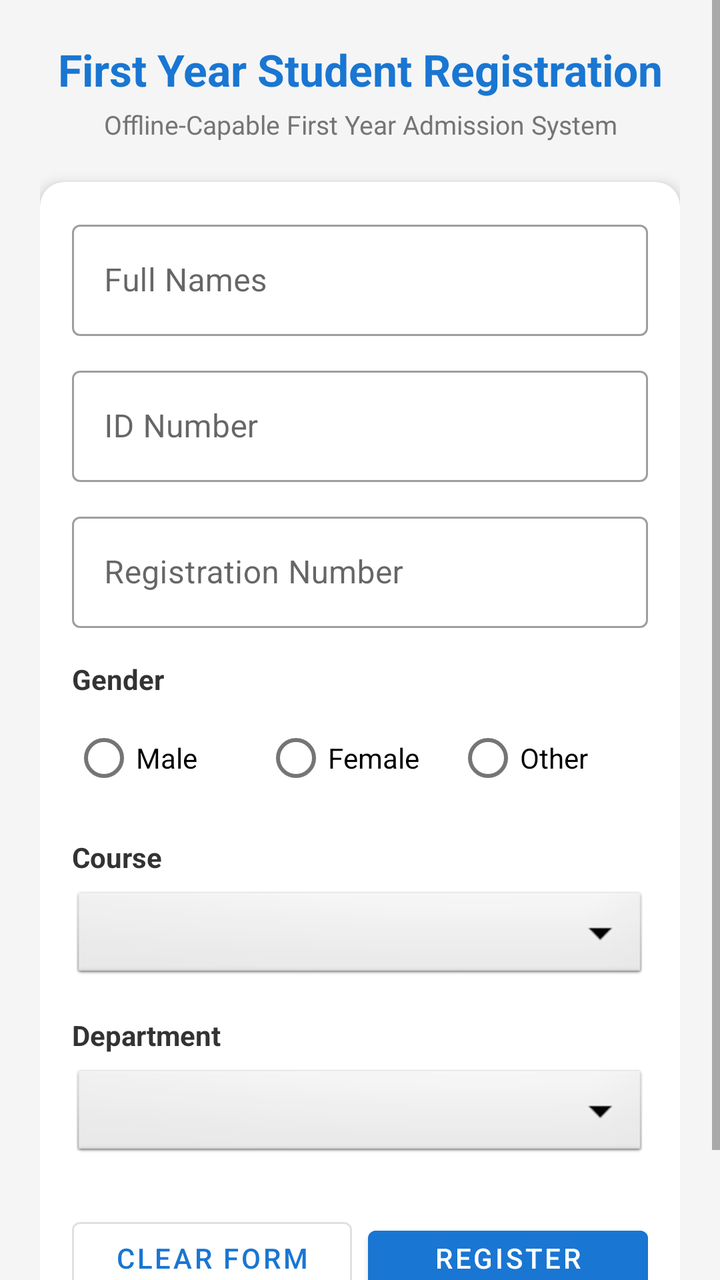
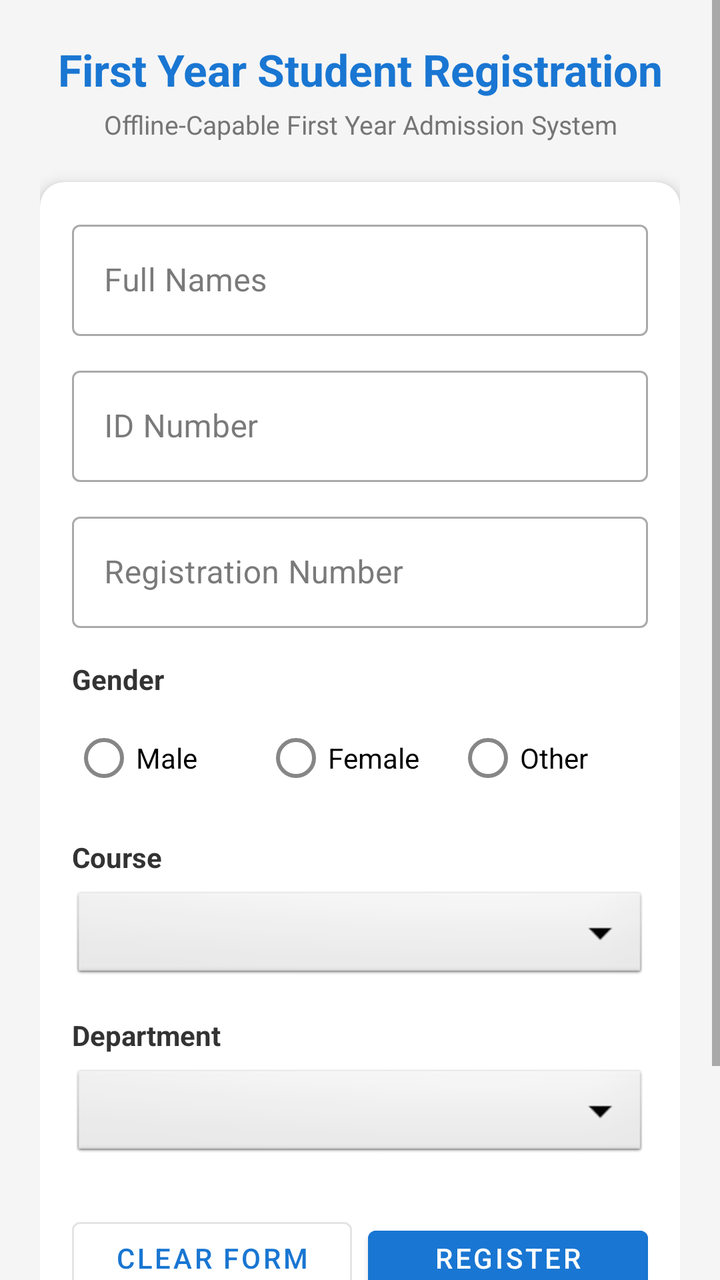

Before-and-after screenshots of an Android layout around one commit, followed by the original layout XML and the change that was made.
<!-- AndroidManifest.xml: application theme Theme.Student_Registration -->
<!-- res/layout/activity_main.xml -->
<?xml version="1.0" encoding="utf-8"?>
<ScrollView xmlns:android="http://schemas.android.com/apk/res/android"
    xmlns:app="http://schemas.android.com/apk/res-auto"
    xmlns:tools="http://schemas.android.com/tools"
    android:layout_width="match_parent"
    android:layout_height="match_parent"
    android:fillViewport="true"
    android:background="#F5F5F5"
    tools:context=".MainActivity">

    <LinearLayout
        android:layout_width="match_parent"
        android:layout_height="wrap_content"
        android:orientation="vertical"
        android:padding="20dp">

        <TextView
            android:id="@+id/tvHeader"
            android:layout_width="match_parent"
            android:layout_height="wrap_content"
            android:text="@string/header_registration"
            android:textSize="22sp"
            android:textStyle="bold"
            android:textColor="#1976D2"
            android:gravity="center"
            android:layout_marginBottom="4dp" />

        <TextView
            android:id="@+id/tvSubHeader"
            android:layout_width="match_parent"
            android:layout_height="wrap_content"
            android:text="Offline-Capable First Year Admission System"
            android:textSize="13sp"
            android:textColor="#757575"
            android:gravity="center"
            android:layout_marginBottom="20dp" />

        <com.google.android.material.card.MaterialCardView
            android:layout_width="match_parent"
            android:layout_height="wrap_content"
            app:cardCornerRadius="12dp"
            app:cardElevation="4dp"
            app:cardBackgroundColor="#FFFFFF"
            android:layout_marginBottom="16dp">

            <LinearLayout
                android:layout_width="match_parent"
                android:layout_height="wrap_content"
                android:orientation="vertical"
                android:padding="16dp">

                
                <com.google.android.material.textfield.TextInputLayout
                    android:id="@+id/tilFullNames"
                    style="@style/Widget.MaterialComponents.TextInputLayout.OutlinedBox"
                    android:layout_width="match_parent"
                    android:layout_height="wrap_content"
                    android:hint="@string/label_full_names"
                    android:layout_marginBottom="12dp">

                    <com.google.android.material.textfield.TextInputEditText
                        android:id="@+id/etFullNames"
                        android:layout_width="match_parent"
                        android:layout_height="wrap_content"
                        android:inputType="textPersonName|textCapWords"
                        android:maxLines="1" />
                </com.google.android.material.textfield.TextInputLayout>

                
                <com.google.android.material.textfield.TextInputLayout
                    android:id="@+id/tilIdNo"
                    style="@style/Widget.MaterialComponents.TextInputLayout.OutlinedBox"
                    android:layout_width="match_parent"
                    android:layout_height="wrap_content"
                    android:hint="@string/label_id_no"
                    android:layout_marginBottom="12dp">

                    <com.google.android.material.textfield.TextInputEditText
                        android:id="@+id/etIdNo"
                        android:layout_width="match_parent"
                        android:layout_height="wrap_content"
                        android:inputType="text"
                        android:maxLines="1" />
                </com.google.android.material.textfield.TextInputLayout>

                
                <com.google.android.material.textfield.TextInputLayout
                    android:id="@+id/tilRegNo"
                    style="@style/Widget.MaterialComponents.TextInputLayout.OutlinedBox"
                    android:layout_width="match_parent"
                    android:layout_height="wrap_content"
                    android:hint="@string/label_reg_no"
                    android:layout_marginBottom="16dp">

                    <com.google.android.material.textfield.TextInputEditText
                        android:id="@+id/etRegNo"
                        android:layout_width="match_parent"
                        android:layout_height="wrap_content"
                        android:inputType="textCapCharacters"
                        android:maxLines="1" />
                </com.google.android.material.textfield.TextInputLayout>

                
                <TextView
                    android:id="@+id/tvGenderLabel"
                    android:layout_width="wrap_content"
                    android:layout_height="wrap_content"
                    android:text="@string/label_gender"
                    android:textStyle="bold"
                    android:textSize="14sp"
                    android:textColor="#333333"
                    android:layout_marginBottom="6dp" />

                <RadioGroup
                    android:id="@+id/rgGender"
                    android:layout_width="match_parent"
                    android:layout_height="wrap_content"
                    android:orientation="horizontal"
                    android:layout_marginBottom="16dp">

                    <RadioButton
                        android:id="@+id/rbMale"
                        android:layout_width="0dp"
                        android:layout_height="wrap_content"
                        android:layout_weight="1"
                        android:text="@string/gender_male" />

                    <RadioButton
                        android:id="@+id/rbFemale"
                        android:layout_width="0dp"
                        android:layout_height="wrap_content"
                        android:layout_weight="1"
                        android:text="@string/gender_female" />

                    <RadioButton
                        android:id="@+id/rbOther"
                        android:layout_width="0dp"
                        android:layout_height="wrap_content"
                        android:layout_weight="1"
                        android:text="@string/gender_other" />
                </RadioGroup>

                
                <TextView
                    android:id="@+id/tvCourseLabel"
                    android:layout_width="wrap_content"
                    android:layout_height="wrap_content"
                    android:text="@string/label_course"
                    android:textStyle="bold"
                    android:textSize="14sp"
                    android:textColor="#333333"
                    android:layout_marginBottom="6dp" />

                <Spinner
                    android:id="@+id/spCourse"
                    android:layout_width="match_parent"
                    android:layout_height="48dp"
                    android:background="@android:drawable/btn_dropdown"
                    android:spinnerMode="dropdown"
                    android:layout_marginBottom="16dp" />

                
                <TextView
                    android:id="@+id/tvDeptLabel"
                    android:layout_width="wrap_content"
                    android:layout_height="wrap_content"
                    android:text="@string/label_department"
                    android:textStyle="bold"
                    android:textSize="14sp"
                    android:textColor="#333333"
                    android:layout_marginBottom="6dp" />

                <Spinner
                    android:id="@+id/spDepartment"
                    android:layout_width="match_parent"
                    android:layout_height="48dp"
                    android:background="@android:drawable/btn_dropdown"
                    android:spinnerMode="dropdown"
                    android:layout_marginBottom="24dp" />

                
                <LinearLayout
                    android:layout_width="match_parent"
                    android:layout_height="wrap_content"
                    android:orientation="horizontal">

                    <Button
                        android:id="@+id/btnClear"
                        style="@style/Widget.MaterialComponents.Button.OutlinedButton"
                        android:layout_width="0dp"
                        android:layout_height="wrap_content"
                        android:layout_weight="1"
                        android:text="@string/btn_clear"
                        android:layout_marginEnd="8dp" />

                    <Button
                        android:id="@+id/btnRegister"
                        android:layout_width="0dp"
                        android:layout_height="wrap_content"
                        android:layout_weight="1"
                        android:text="@string/btn_register"
                        android:backgroundTint="#1976D2"
                        android:textColor="#FFFFFF" />
                </LinearLayout>

            </LinearLayout>
        </com.google.android.material.card.MaterialCardView>

    </LinearLayout>
</ScrollView>
<!-- resources referenced by this layout -->
<resources>
  <string name="btn_clear">Clear Form</string>
  <string name="btn_register">Register Student</string>
  <string name="gender_female">Female</string>
  <string name="gender_male">Male</string>
  <string name="gender_other">Other</string>
  <string name="header_registration">First Year Student Registration</string>
  <string name="label_course">Course</string>
  <string name="label_department">Department</string>
  <string name="label_full_names">Full Names</string>
  <string name="label_gender">Gender</string>
  <string name="label_id_no">ID Number</string>
  <string name="label_reg_no">Registration Number</string>
  <style name="Theme.Student_Registration" parent="Theme.MaterialComponents.DayNight.DarkActionBar">
          
          <item name="colorPrimary">#1976D2</item>
          <item name="colorPrimaryVariant">#1565C0</item>
          <item name="colorOnPrimary">#FFFFFF</item>
          
          <item name="colorSecondary">#03DAC6</item>
          <item name="colorSecondaryVariant">#018786</item>
          <item name="colorOnSecondary">#000000</item>
      </style>
</resources>

<!-- the commit's change to res/layout/activity_main.xml (unified diff, before → after) -->
@@ -203,6 +203,14 @@
                         android:textColor="#FFFFFF" />
                 </LinearLayout>
 
+                <Button
+                    android:id="@+id/btnNextLibrary"
+                    style="@style/Widget.MaterialComponents.Button.TextButton"
+                    android:layout_width="match_parent"
+                    android:layout_height="wrap_content"
+                    android:layout_marginTop="8dp"
+                    android:text="@string/btn_next_library" />
+
             </LinearLayout>
         </com.google.android.material.card.MaterialCardView>
 
<!-- resource entries referenced after the edit -->
@@ -1,6 +1,7 @@
 <!-- resources referenced by this layout -->
 <resources>
   <string name="btn_clear">Clear Form</string>
+  <string name="btn_next_library">Next: Library Book Request →</string>
   <string name="btn_register">Register Student</string>
   <string name="gender_female">Female</string>
   <string name="gender_male">Male</string>
@@ -12,15 +13,28 @@
   <string name="label_gender">Gender</string>
   <string name="label_id_no">ID Number</string>
   <string name="label_reg_no">Registration Number</string>
-  <style name="Theme.Student_Registration" parent="Theme.MaterialComponents.DayNight.DarkActionBar">
+  <style name="Theme.Student_Registration" parent="Theme.MaterialComponents.Light.DarkActionBar">
           
           <item name="colorPrimary">#1976D2</item>
           <item name="colorPrimaryVariant">#1565C0</item>
           <item name="colorOnPrimary">#FFFFFF</item>
           
-          <item name="colorSecondary">#03DAC6</item>
-          <item name="colorSecondaryVariant">#018786</item>
-          <item name="colorOnSecondary">#000000</item>
+          <item name="colorSecondary">#1976D2</item>
+          <item name="colorSecondaryVariant">#1565C0</item>
+          <item name="colorOnSecondary">#FFFFFF</item>
+  
+          
+          <item name="android:colorBackground">#F5F5F5</item>
+          <item name="colorOnBackground">#212121</item>
+          <item name="colorSurface">#FFFFFF</item>
+          <item name="colorOnSurface">#212121</item>
+  
+          
+          <item name="colorControlActivated">#1976D2</item>
+          <item name="colorControlHighlight">#331976D2</item>
+          <item name="colorAccent">#1976D2</item>
+  
+          <item name="android:statusBarColor">#1565C0</item>
       </style>
 </resources>
 
